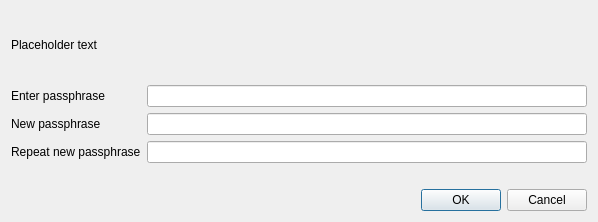
The window that src/qt_ui/forms/askpassphrasedialog.ui (daemsproject/daemscore) describes before a commit, drawn with Qt 5.
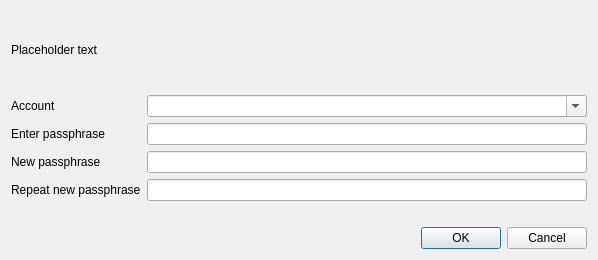
The same window after the commit.

The edit to the form file:
```diff
--- a/src/qt_ui/forms/askpassphrasedialog.ui
+++ b/src/qt_ui/forms/askpassphrasedialog.ui
@@ -7,7 +7,7 @@
     <x>0</x>
     <y>0</y>
     <width>598</width>
-    <height>222</height>
+    <height>260</height>
    </rect>
   </property>
   <property name="sizePolicy">
@@ -50,49 +50,49 @@
      <property name="fieldGrowthPolicy">
       <enum>QFormLayout::AllNonFixedFieldsGrow</enum>
      </property>
-     <item row="0" column="0">
+     <item row="1" column="0">
       <widget class="QLabel" name="passLabel1">
        <property name="text">
         <string>Enter passphrase</string>
        </property>
       </widget>
      </item>
-     <item row="0" column="1">
+     <item row="1" column="1">
       <widget class="QLineEdit" name="passEdit1">
        <property name="echoMode">
         <enum>QLineEdit::Password</enum>
        </property>
       </widget>
      </item>
-     <item row="1" column="0">
+     <item row="2" column="0">
       <widget class="QLabel" name="passLabel2">
        <property name="text">
         <string>New passphrase</string>
        </property>
       </widget>
      </item>
-     <item row="1" column="1">
+     <item row="2" column="1">
       <widget class="QLineEdit" name="passEdit2">
        <property name="echoMode">
         <enum>QLineEdit::Password</enum>
        </property>
       </widget>
      </item>
-     <item row="2" column="0">
+     <item row="3" column="0">
       <widget class="QLabel" name="passLabel3">
        <property name="text">
         <string>Repeat new passphrase</string>
        </property>
       </widget>
      </item>
-     <item row="2" column="1">
-      <widget class="QLineEdit" name="passEdit3">
-       <property name="echoMode">
-        <enum>QLineEdit::Password</enum>
-       </property>
-      </widget>
-     </item>
      <item row="3" column="1">
+      <widget class="QLineEdit" name="passEdit3">
+       <property name="echoMode">
+        <enum>QLineEdit::Password</enum>
+       </property>
+      </widget>
+     </item>
+     <item row="4" column="1">
       <widget class="QLabel" name="capsLabel">
        <property name="font">
         <font>
@@ -108,6 +108,20 @@
        </property>
       </widget>
      </item>
+     <item row="0" column="1">
+      <widget class="QFontComboBox" name="ComboBoxAccount">
+       <property name="currentText">
+        <string/>
+       </property>
+      </widget>
+     </item>
+     <item row="0" column="0">
+      <widget class="QLabel" name="label">
+       <property name="text">
+        <string>Account</string>
+       </property>
+      </widget>
+     </item>
     </layout>
    </item>
    <item>
```
